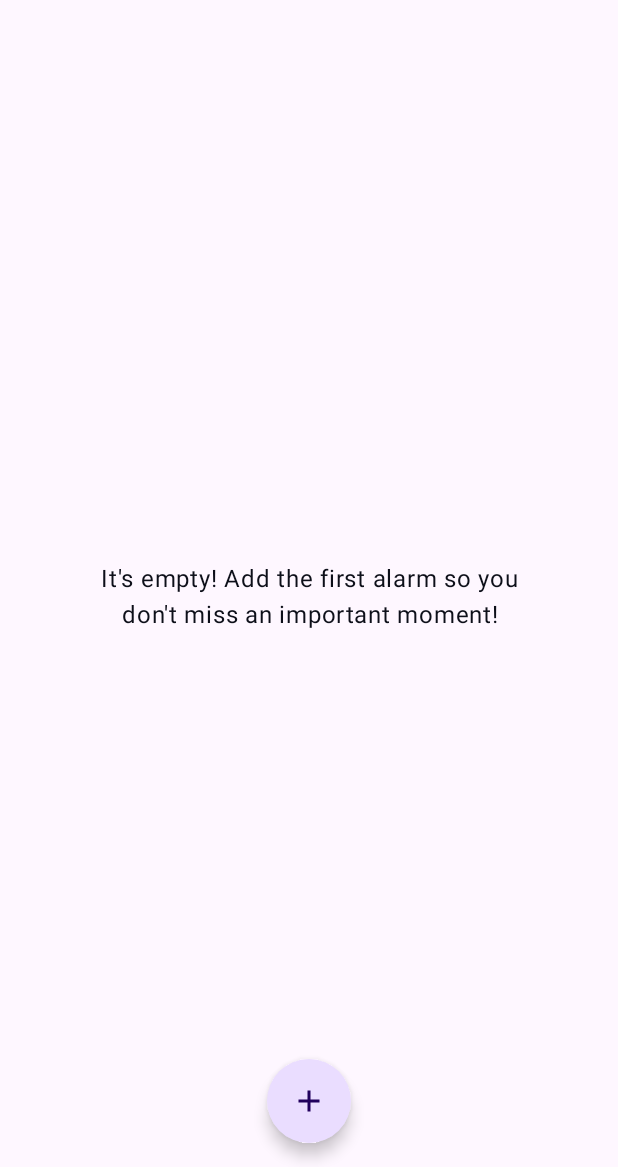
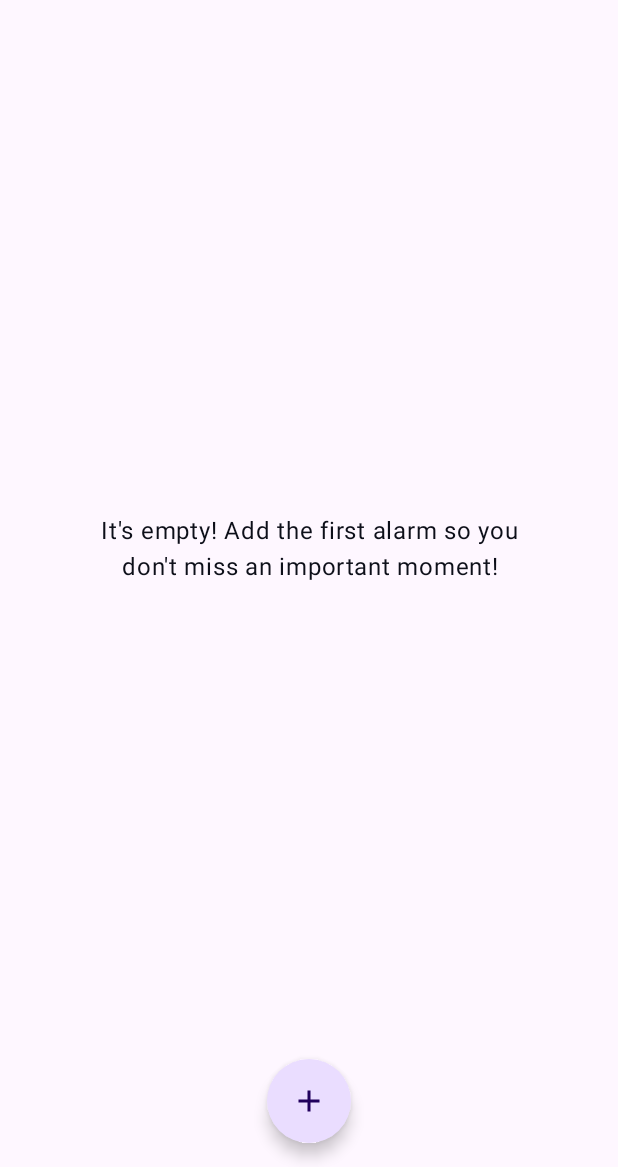
Before and after one commit to haritsbachtiar/wakeywakey, an Android app built with Jetpack Compose: the AlarmDetailScreen screen opened through its navigation route, after a tap on "Close this screen", on a phone screen of 412 x 824 dp, the part 69-1236 px from its top. Run offline under Robolectric (Android 15) with nearby library versions, the phone set to English and light mode, and no system bars; libraries missing offline, so code that uses them is left out: io.realm.kotlin; 1 statement that could not run was skipped.

Commit message:
Handle Alarm List and Update Save Realm

```diff
--- a/composeApp/src/commonMain/kotlin/org/example/project/alarm/WakeyWakeyApp.kt
+++ b/composeApp/src/commonMain/kotlin/org/example/project/alarm/WakeyWakeyApp.kt
@@ -1,5 +1,6 @@
 package org.example.project.alarm
 
+import androidx.compose.foundation.layout.fillMaxHeight
 import androidx.compose.foundation.layout.fillMaxSize
 import androidx.compose.foundation.layout.padding
 import androidx.compose.foundation.rememberScrollState
@@ -20,6 +21,7 @@ import androidx.compose.runtime.Composable
 import androidx.compose.runtime.getValue
 import androidx.compose.ui.Modifier
 import androidx.lifecycle.compose.collectAsStateWithLifecycle
+import androidx.lifecycle.viewmodel.compose.viewModel
 import androidx.navigation.NavHostController
 import androidx.navigation.compose.NavHost
 import androidx.navigation.compose.composable
@@ -74,13 +76,12 @@ fun WakeyWakeyApp(
             startDestination = WakeyWakeyScreen.AlarmListScreen.name,
             modifier = Modifier
                 .fillMaxSize()
-                .verticalScroll(rememberScrollState())
-                .padding(innerPadding)
         ) {
             composable(route = WakeyWakeyScreen.AlarmListScreen.name) {
                 AlarmListScreen(
                     alarms = alarmState.alarms,
-                    onCardClick = {
+                    onCardClick = { action: AlarmsAction ->
+                        alarmsViewModel.onAction(action)
                         navController.navigate(WakeyWakeyScreen.AlarmDetailScreen.name)
                     }
                 )
@@ -91,7 +92,13 @@ fun WakeyWakeyApp(
                     alarmState = alarmState,
                     onAction = { action: AlarmsAction ->
                         alarmsViewModel.onAction(action)
-                    }
+                        if(action is AlarmsAction.OnAlarmsCreate) {
+                            navController.navigateUp()
+                        }
+                    },
+                    modifier = Modifier
+                        .verticalScroll(rememberScrollState())
+                        .padding(innerPadding)
                 )
             }
             composable(route = WakeyWakeyScreen.AlarmTriggerScreen.name) {
--- a/composeApp/src/commonMain/kotlin/org/example/project/alarm/data/LocalAlarmDataSourceImp.kt
+++ b/composeApp/src/commonMain/kotlin/org/example/project/alarm/data/LocalAlarmDataSourceImp.kt
@@ -12,10 +12,19 @@ class LocalAlarmDataSourceImp(
 ) : AlarmDataSource {
     override suspend fun writeAlarm(alarmTable: AlarmTable) {
         realmDbClient.realm.write {
-            this.copyToRealm(
-                instance = alarmTable,
-                updatePolicy = UpdatePolicy.ALL
-            )
+            val existingAlarm = findLatest(alarmTable)
+            if(existingAlarm != null) {
+                existingAlarm.name = alarmTable.name
+                existingAlarm.hour = alarmTable.hour
+                existingAlarm.minute = alarmTable.minute
+                existingAlarm.isActive = alarmTable.isActive
+                copyToRealm(existingAlarm, updatePolicy = UpdatePolicy.ALL)
+            } else {
+                copyToRealm(
+                    instance = alarmTable,
+                    updatePolicy = UpdatePolicy.ALL
+                )
+            }
         }
     }
 
--- a/composeApp/src/commonMain/kotlin/org/example/project/alarm/presentations/AlarmsAction.kt
+++ b/composeApp/src/commonMain/kotlin/org/example/project/alarm/presentations/AlarmsAction.kt
@@ -4,7 +4,7 @@ import org.example.project.alarm.presentations.model.AlarmUI
 
 sealed interface AlarmsAction {
     data class OnAlarmClick(val alarmUI: AlarmUI) : AlarmsAction
-    data class OnAlarmsCreate(val alarmUI: AlarmUI) : AlarmsAction
+    data object OnAlarmsCreate : AlarmsAction
     data class OnAlarmsUpdate(val alarmUI: AlarmUI) : AlarmsAction
     data class OnAlarmsDelete(val alarmUI: AlarmUI) : AlarmsAction
     data class UpdateAlarmName(val name: String) : AlarmsAction
--- a/composeApp/src/commonMain/kotlin/org/example/project/alarm/presentations/AlarmsViewModel.kt
+++ b/composeApp/src/commonMain/kotlin/org/example/project/alarm/presentations/AlarmsViewModel.kt
@@ -33,7 +33,7 @@ class AlarmsViewModel(
             }
 
             is AlarmsAction.OnAlarmsCreate -> {
-                createAlarm(alarmUI = action.alarmUI)
+                createAlarm()
             }
 
             is AlarmsAction.OnAlarmsDelete -> {
@@ -62,12 +62,13 @@ class AlarmsViewModel(
         _alarmState.update { it.copy(selectedAlarms = alarmUI) }
     }
 
-    private fun createAlarm(alarmUI: AlarmUI) {
+    private fun createAlarm() {
+        val selectedAlarm = _alarmState.value.selectedAlarms ?: AlarmUI()
         val alarmTable = AlarmTable()
-        alarmTable.name = alarmUI.name
-        alarmTable.minute = alarmUI.minute
-        alarmTable.hour = alarmUI.hour
-        alarmTable.isActive = alarmUI.isActive
+        alarmTable.name = selectedAlarm.name
+        alarmTable.minute = selectedAlarm.minute
+        alarmTable.hour = selectedAlarm.hour
+        alarmTable.isActive = selectedAlarm.isActive
 
         viewModelScope.launch {
             alarmDataSource.writeAlarm(alarmTable)
--- a/composeApp/src/commonMain/kotlin/org/example/project/alarm/presentations/detail/AlarmDetailScreen.kt
+++ b/composeApp/src/commonMain/kotlin/org/example/project/alarm/presentations/detail/AlarmDetailScreen.kt
@@ -82,16 +82,13 @@ fun AlarmDetailScreen(
             Button(
                 contentPadding = PaddingValues(horizontal = 32.dp, vertical = 8.dp),
                 modifier = Modifier.clip(RoundedCornerShape(100)),
-                onClick = {}
+                onClick = {
+                    onAction(
+                        AlarmsAction.OnAlarmsCreate
+                    )
+                }
             ) {
                 Text("Save", color = Color.White)
-                onAction(
-                    AlarmsAction.OnAlarmsCreate(
-                        alarmUI = AlarmUI(
-                            name = "test alarm"
-                        )
-                    )
-                )
             }
         }
         AlarmTime(
--- a/composeApp/src/commonMain/kotlin/org/example/project/alarm/presentations/list/AlarmListScreen.kt
+++ b/composeApp/src/commonMain/kotlin/org/example/project/alarm/presentations/list/AlarmListScreen.kt
@@ -1,6 +1,7 @@
 package org.example.project.alarm.presentations.list
 
 import androidx.compose.foundation.layout.Arrangement
+import androidx.compose.foundation.layout.Box
 import androidx.compose.foundation.layout.Column
 import androidx.compose.foundation.layout.Spacer
 import androidx.compose.foundation.layout.fillMaxSize
@@ -15,19 +16,22 @@ import androidx.compose.ui.Alignment
 import androidx.compose.ui.Modifier
 import androidx.compose.ui.text.style.TextAlign
 import androidx.compose.ui.unit.dp
+import org.example.project.alarm.presentations.AlarmsAction
 import org.example.project.alarm.presentations.list.components.AlarmListItem
 import org.example.project.alarm.presentations.model.AlarmUI
 
 @Composable
 fun AlarmListScreen(
     alarms: List<AlarmUI>,
-    onCardClick: (AlarmUI) -> Unit,
+    onCardClick: (AlarmsAction) -> Unit,
     modifier: Modifier = Modifier
 ) {
-
+    Box(
+        modifier = modifier.fillMaxSize().padding(16.dp)
+    ) {
         if (alarms.isNotEmpty()) {
             LazyColumn(
-            modifier = modifier,
+                modifier = Modifier.fillMaxSize()
             ) {
                 items(alarms) {
                     AlarmListItem(it, onCardClick)
@@ -38,9 +42,7 @@ fun AlarmListScreen(
             }
         } else {
             Column(
-            modifier = modifier
-                .fillMaxSize()
-                .padding(16.dp),
+                modifier = Modifier.fillMaxSize(),
                 verticalArrangement = Arrangement.Center,
                 horizontalAlignment = Alignment.CenterHorizontally
             ) {
@@ -53,3 +55,4 @@ fun AlarmListScreen(
             }
         }
     }
+}
```
Also changed, not shown: composeApp/src/androidMain/kotlin/org/example/project/MainActivity.kt (+7 -1 lines), composeApp/src/commonMain/kotlin/org/example/project/alarm/presentations/detail/component/AlarmTimePickerDialog.kt (+15 -2 lines), composeApp/src/commonMain/kotlin/org/example/project/alarm/presentations/list/components/AlarmListItem.kt (+11 -10 lines). Lines whose indentation alone changed are shown as unchanged.
